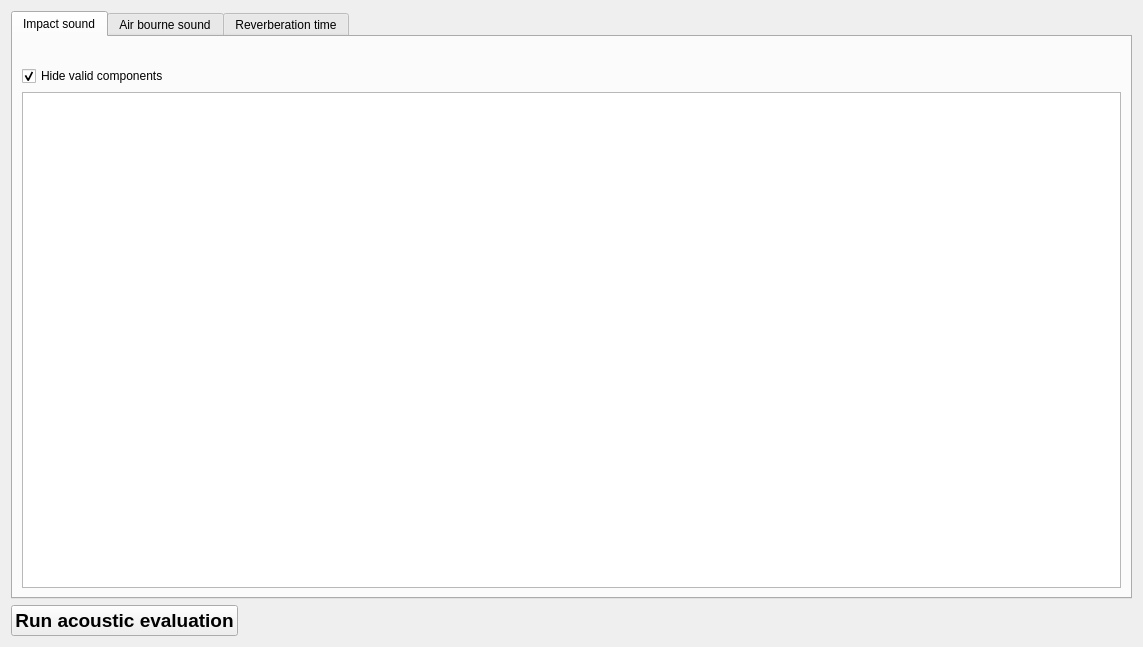
First picture: the form in SIM-VICUS/src/SVAcousticConstraintsCheckWidget.ui, repository ghorwin/SIM-VICUS, before the edit.
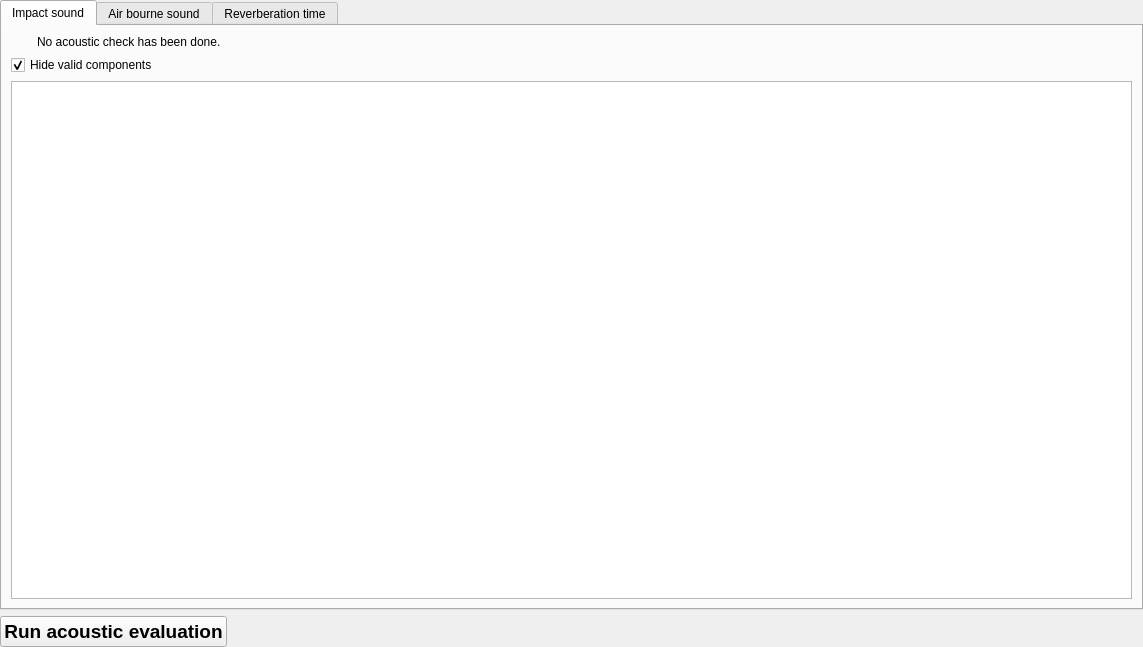
Second picture: the form after the edit. The open tabs and pages were chosen to show the change. Icons and pictures are not drawn.

Commit message: Improved lca / acoustic widget

```diff
--- a/SIM-VICUS/src/SVAcousticConstraintsCheckWidget.ui
+++ b/SIM-VICUS/src/SVAcousticConstraintsCheckWidget.ui
@@ -14,6 +14,18 @@
    <string>Dialog</string>
   </property>
   <layout class="QGridLayout" name="gridLayoutMaster">
+   <property name="leftMargin">
+    <number>0</number>
+   </property>
+   <property name="topMargin">
+    <number>0</number>
+   </property>
+   <property name="rightMargin">
+    <number>0</number>
+   </property>
+   <property name="bottomMargin">
+    <number>0</number>
+   </property>
    <item row="1" column="0">
     <widget class="QTabWidget" name="tabWidget">
      <property name="minimumSize">
@@ -48,7 +60,7 @@
          <item>
           <widget class="QLabel" name="labelImpactSound">
            <property name="text">
-            <string/>
+            <string>No acoustic check has been done.</string>
            </property>
           </widget>
          </item>
```
Left out of the diff: 4 changed lines with no effect on the pictures. The commit also changes 3 other files.
